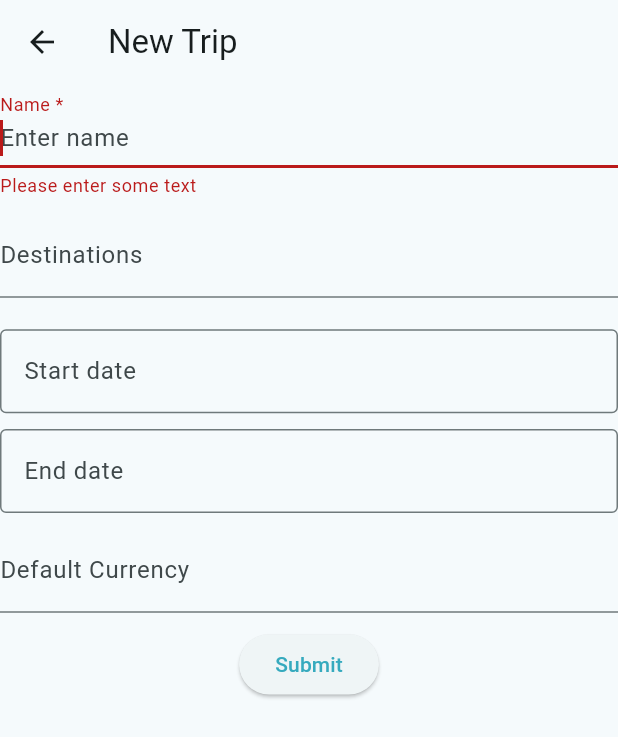
After one commit to Supalien/WiseBud, a Flutter app: the NewTripScreen screen opened directly, after a tap on "Submit", on a phone screen of 412 x 824 dp. The commit adds this screen. Shown: the top 737 px of the screen. Run offline on Flutter 3.47's test engine with Material 3 defaults, Android fonts, the phone set to English and light mode, and no system bars; our stand-ins replace drift, drift_flutter; accounts and stored records are empty; generated files the repository leaves out were written again.

Commit message:
Added new trip form for adding new custom trips

```diff
--- /dev/null
+++ b/lib/pages/new_trip.dart
@@ -0,0 +1,137 @@
+import 'package:flutter/material.dart';
+import 'package:provider/provider.dart';
+import 'package:wisebud/models/trips_provider.dart';
+
+typedef TripResult = ({
+  String name,
+  List<String> destinations,
+  DateTime? startDate,
+  DateTime? endDate,
+  String? defaultCurrency,
+});
+
+class NewTripScreen extends StatefulWidget {
+  const NewTripScreen({super.key});
+
+  @override
+  State<NewTripScreen> createState() => _NewTripScreenState();
+}
+
+class _NewTripScreenState extends State<NewTripScreen> {
+  final GlobalKey<FormState> _formKey = GlobalKey<FormState>();
+
+  String name = "unchanged";
+  List<String> destinations = [];
+  DateTime startDate = DateTime.fromMillisecondsSinceEpoch(0);
+  DateTime endDate = DateTime(9999);
+  String defaultCurrency = "";
+
+  @override
+  Widget build(BuildContext context) {
+    TextEditingController destinationsController = TextEditingController();
+    return Scaffold(
+      appBar: AppBar(title: Text("New Trip")),
+      body: Form(
+        key: _formKey,
+        child: Column(
+          spacing: 10.5,
+          children: [
+            TextFormField(
+              onSaved: (newValue) => name = newValue!,
+              decoration: InputDecoration(
+                hintText: "Enter name",
+                labelText: "Name *",
+              ),
+              validator: (String? value) {
+                if (value == null || value.isEmpty) {
+                  return "Please enter some text";
+                }
+                if (context.read<TripsProvider>().trips.values.any(
+                  (t) => t.name == value,
+                )) {
+                  return "Name should be unique.";
+                }
+                return null;
+              },
+              autofocus: true,
+            ),
+            TextFormField(
+              controller: destinationsController,
+              onFieldSubmitted: (value) => setState(() {
+                if (value.isEmpty || destinations.contains(value)) {
+                  return;
+                }
+                destinations.add(value);
+                destinationsController.clear();
+              }),
+              decoration: InputDecoration(
+                hintText: "Add a destination",
+                labelText: "Destinations",
+              ),
+            ),
+            Row(
+              spacing: 10,
+              children: List<Widget>.from(
+                destinations.map(
+                  (d) => Material(
+                    color: Colors.transparent,
+                    child: Container(
+                      padding: EdgeInsets.symmetric(
+                        horizontal: 12,
+                        vertical: 4,
+                      ),
+                      decoration: ShapeDecoration(
+                        shape: StadiumBorder(),
+                        color: Theme.of(context).colorScheme.surfaceContainer,
+                      ),
+                      child: Text(d),
+                    ),
+                  ),
+                ),
+              ),
+            ),
+
+            InputDatePickerFormField(
+              firstDate: startDate,
+              lastDate: endDate,
+              fieldLabelText: "Start date",
+              onDateSaved: (value) => startDate = value,
+              acceptEmptyDate: true,
+            ),
+            InputDatePickerFormField(
+              firstDate: startDate,
+              lastDate: endDate,
+              fieldLabelText: "End date",
+              onDateSaved: (value) => endDate = value,
+              acceptEmptyDate: true,
+            ),
+
+            TextFormField(
+              onSaved: (newValue) => defaultCurrency = newValue!,
+              decoration: InputDecoration(
+                hintText: "Enter a currency",
+                labelText: "Default Currency",
+              ),
+            ),
+
+            ElevatedButton(
+              onPressed: () {
+                if (_formKey.currentState!.validate()) {
+                  _formKey.currentState!.save();
+                  Navigator.pop<TripResult>(context, (
+                    name: name,
+                    destinations: destinations,
+                    startDate: startDate,
+                    endDate: endDate,
+                    defaultCurrency: defaultCurrency,
+                  ));
+                }
+              },
+              child: Text("Submit"),
+            ),
+          ],
+        ),
+      ),
+    );
+  }
+}
```
Also changed, not shown: lib/main.dart (+35 -23 lines), lib/models/trips_provider.dart (+10 -6 lines).
